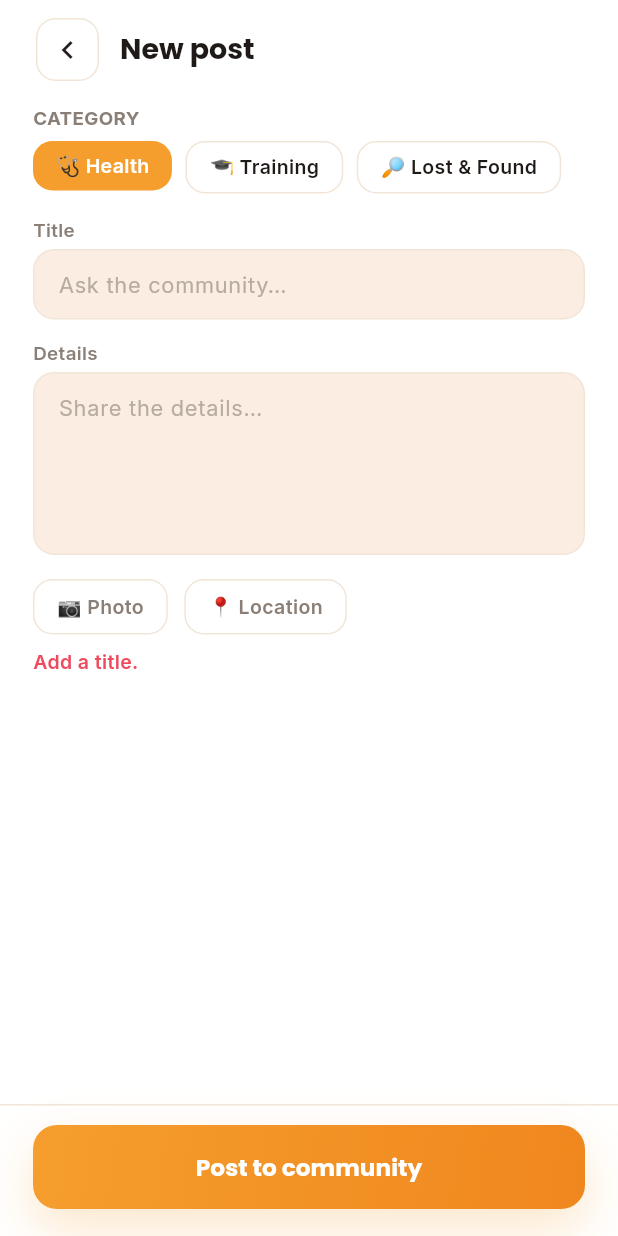
After one commit to Akshit-1201/Pet-Aggregator-App, a Flutter app: the NewPostScreen screen opened by its route, after a tap on "Post to community", on a phone screen of 412 x 824 dp. The commit adds this screen. Run offline on Flutter 3.47's test engine with Material 3 defaults, Android fonts, the light colour scheme and no system bars; our stand-ins replace cloud_firestore, firebase_auth, firebase_core, flutter_riverpod, go_router, google_fonts; accounts and stored records are empty.

Commit message:
feat: add New-post screen + /new-post route

```diff
--- a/lib/core/router/app_router.dart
+++ b/lib/core/router/app_router.dart
@@ -11,6 +11,7 @@ import '../../data/repositories/providers.dart';
 import '../../features/auth/welcome_screen.dart';
 import '../../features/auth/signup_screen.dart';
 import '../../features/auth/location_screen.dart';
+import '../../features/community/new_post_screen.dart';
 import '../../features/community/post_live_screen.dart';
 import '../../features/community/thread_screen.dart';
 import '../../features/discovery/discover_screen.dart';
@@ -78,6 +79,7 @@ GoRouter buildRouter({required AuthRepository auth, String initialLocation = Rou
       GoRoute(path: Routes.host, builder: (_, state) => HostProfileScreen(homestay: state.extra as Homestay?)),
       GoRoute(path: Routes.hostRequest, builder: (_, state) => HomestayRequestScreen(homestay: state.extra as Homestay?)),
       GoRoute(path: Routes.hostAccepted, builder: (_, state) => HostAcceptedScreen(booking: state.extra as HomestayBooking?)),
+      GoRoute(path: Routes.newPost, builder: (_, _) => const NewPostScreen()),
       GoRoute(path: Routes.postLive, builder: (_, state) => PostLiveScreen(post: state.extra as Post?)),
       GoRoute(path: Routes.thread, builder: (_, state) => ThreadScreen(post: state.extra as Post?)),
       StatefulShellRoute.indexedStack(
--- /dev/null
+++ b/lib/features/community/new_post_screen.dart
@@ -0,0 +1,115 @@
+import 'package:flutter/material.dart';
+import 'package:flutter_riverpod/flutter_riverpod.dart';
+import 'package:go_router/go_router.dart';
+import '../../core/router/routes.dart';
+import '../../core/theme/app_colors.dart';
+import '../../core/theme/app_typography.dart';
+import '../../core/widgets/pg_app_bar.dart';
+import '../../core/widgets/pg_buttons.dart';
+import '../../core/widgets/pg_snackbar.dart';
+import '../../core/widgets/pg_text_field.dart';
+import '../../data/models/post.dart';
+import '../../data/repositories/providers.dart';
+
+class NewPostScreen extends ConsumerStatefulWidget {
+  const NewPostScreen({super.key});
+  @override
+  ConsumerState<NewPostScreen> createState() => _NewPostScreenState();
+}
+
+class _NewPostScreenState extends ConsumerState<NewPostScreen> {
+  PostCategory _category = PostCategory.health;
+  final _title = TextEditingController();
+  final _body = TextEditingController();
+  bool _posting = false;
+  String? _error;
+
+  @override
+  void dispose() {
+    _title.dispose();
+    _body.dispose();
+    super.dispose();
+  }
+
+  Future<void> _post() async {
+    final title = _title.text.trim();
+    if (title.isEmpty) {
+      setState(() => _error = 'Add a title.');
+      return;
+    }
+    final me = ref.read(authRepositoryProvider).currentUser;
+    if (me == null) return;
+    setState(() { _posting = true; _error = null; });
+    final profile = await ref.read(userRepositoryProvider).watchUser(me.uid).first;
+    final created = await ref.read(postRepositoryProvider).createPost(Post(
+        authorId: me.uid, authorName: profile?.name ?? 'Someone', category: _category,
+        title: title, body: _body.text.trim(),
+        createdAt: DateTime.now().millisecondsSinceEpoch));
+    if (mounted) context.go(Routes.postLive, extra: created);
+  }
+
+  @override
+  Widget build(BuildContext context) {
+    final c = context.pg;
+    return Scaffold(
+      backgroundColor: c.surface,
+      body: SafeArea(
+        child: Column(children: [
+          PgAppBar(title: 'New post', onBack: () => context.pop()),
+          Expanded(
+            child: ListView(
+              padding: const EdgeInsets.fromLTRB(22, 8, 22, 24),
+              children: [
+                Text('CATEGORY', style: PgText.inter(12.5, FontWeight.w700, color: c.muted)),
+                const SizedBox(height: 9),
+                Wrap(spacing: 9, runSpacing: 9, children: [
+                  for (final cat in PostCategory.values)
+                    GestureDetector(
+                      onTap: () => setState(() => _category = cat),
+                      child: Container(
+                        padding: const EdgeInsets.symmetric(horizontal: 15, vertical: 10),
+                        decoration: BoxDecoration(
+                          color: _category == cat ? c.brand : c.surface,
+                          border: _category == cat ? null : Border.all(color: c.border),
+                          borderRadius: BorderRadius.circular(13)),
+                        child: Text('${cat.emoji} ${cat.label}',
+                          style: PgText.inter(13, FontWeight.w600,
+                            color: _category == cat ? Colors.white : c.text)),
+                      ),
+                    ),
+                ]),
+                const SizedBox(height: 18),
+                PgTextField(label: 'Title', controller: _title, hint: 'Ask the community…'),
+                const SizedBox(height: 16),
+                PgTextField(label: 'Details', controller: _body, maxLines: 6, hint: 'Share the details…'),
+                const SizedBox(height: 16),
+                Row(children: [
+                  _decoChip('📷 Photo', c, () => showComingSoon(context, 'Photos')),
+                  const SizedBox(width: 11),
+                  _decoChip('📍 Location', c, () => showComingSoon(context, 'Location')),
+                ]),
+                if (_error != null)
+                  Padding(padding: const EdgeInsets.only(top: 12),
+                    child: Text(_error!, style: PgText.inter(13, FontWeight.w600, color: c.heart))),
+              ],
+            ),
+          ),
+          Container(
+            decoration: BoxDecoration(color: c.surface, border: Border(top: BorderSide(color: c.border))),
+            padding: const EdgeInsets.fromLTRB(22, 13, 22, 18),
+            child: PgPrimaryButton(label: _posting ? 'Posting…' : 'Post to community',
+              onPressed: _posting ? () {} : _post),
+          ),
+        ]),
+      ),
+    );
+  }
+
+  Widget _decoChip(String label, PgColors c, VoidCallback onTap) => GestureDetector(
+        onTap: onTap,
+        child: Container(
+          padding: const EdgeInsets.symmetric(horizontal: 15, vertical: 11),
+          decoration: BoxDecoration(border: Border.all(color: c.border), borderRadius: BorderRadius.circular(13)),
+          child: Text(label, style: PgText.inter(13, FontWeight.w600, color: c.muted))),
+      );
+}
```
Also changed, not shown: 1 other file.
